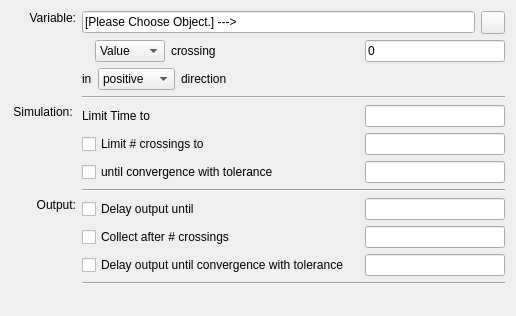
This is copasi/UI/CQCrossSectionTaskWidget.ui in copasi/COPASI as Qt 5 draws it before an edit. The edited form follows.
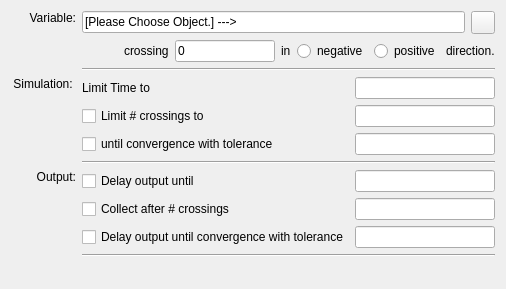
This is the edited form. Custom widgets are drawn as their Qt base class.

Commit message: - change UI of crossection widget and added new variables to the problem

The edit to the form file:
```diff
--- a/copasi/UI/CQCrossSectionTaskWidget.ui
+++ b/copasi/UI/CQCrossSectionTaskWidget.ui
@@ -12,8 +12,8 @@
    <rect>
     <x>0</x>
     <y>0</y>
-    <width>516</width>
-    <height>316</height>
+    <width>495</width>
+    <height>289</height>
    </rect>
   </property>
   <property name="windowTitle">
@@ -71,41 +71,18 @@
            <item>
             <layout class="QHBoxLayout" name="horizontalLayout">
              <item>
-              <spacer name="horizontalSpacer_2">
+              <spacer name="horizontalSpacer">
                <property name="orientation">
                 <enum>Qt::Horizontal</enum>
                </property>
-               <property name="sizeType">
-                <enum>QSizePolicy::Fixed</enum>
-               </property>
                <property name="sizeHint" stdset="0">
                 <size>
-                 <width>13</width>
+                 <width>40</width>
                  <height>20</height>
                 </size>
                </property>
               </spacer>
              </item>
-             <item>
-              <widget class="QComboBox" name="mpCombo1">
-               <property name="minimumSize">
-                <size>
-                 <width>70</width>
-                 <height>20</height>
-                </size>
-               </property>
-               <item>
-                <property name="text">
-                 <string notr="true">Value</string>
-                </property>
-               </item>
-               <item>
-                <property name="text">
-                 <string notr="true">Rate</string>
-                </property>
-               </item>
-              </widget>
-             </item>
              <item>
               <widget class="QLabel" name="label">
                <property name="text">
@@ -113,22 +90,6 @@
                </property>
               </widget>
              </item>
-             <item>
-              <spacer name="horizontalSpacer_9">
-               <property name="orientation">
-                <enum>Qt::Horizontal</enum>
-               </property>
-               <property name="sizeType">
-                <enum>QSizePolicy::Expanding</enum>
-               </property>
-               <property name="sizeHint" stdset="0">
-                <size>
-                 <width>20</width>
-                 <height>20</height>
-                </size>
-               </property>
-              </spacer>
-             </item>
              <item>
               <widget class="QLineEdit" name="mpLineEditValue">
                <property name="sizePolicy">
@@ -139,13 +100,13 @@
                </property>
                <property name="minimumSize">
                 <size>
-                 <width>140</width>
+                 <width>100</width>
                  <height>0</height>
                 </size>
                </property>
                <property name="maximumSize">
                 <size>
-                 <width>140</width>
+                 <width>100</width>
                  <height>16777215</height>
                 </size>
                </property>
@@ -157,10 +118,6 @@
                </property>
               </widget>
              </item>
-            </layout>
-           </item>
-           <item>
-            <layout class="QHBoxLayout" name="horizontalLayout_5">
              <item>
               <widget class="QLabel" name="label_2">
                <property name="text">
@@ -169,47 +126,31 @@
               </widget>
              </item>
              <item>
-              <widget class="QComboBox" name="mpComboDirection">
-               <property name="minimumSize">
-                <size>
-                 <width>70</width>
-                 <height>20</height>
-                </size>
+              <widget class="QRadioButton" name="mpDirectionNegative">
+               <property name="text">
+                <string>negative</string>
                </property>
-               <item>
-                <property name="text">
-                 <string>positive</string>
-                </property>
-               </item>
-               <item>
-                <property name="text">
-                 <string>negative</string>
-                </property>
-               </item>
+              </widget>
+             </item>
+             <item>
+              <widget class="QRadioButton" name="mpDirectionPositive">
+               <property name="text">
+                <string>positive</string>
+               </property>
               </widget>
              </item>
              <item>
               <widget class="QLabel" name="label_3">
                <property name="text">
-                <string>direction</string>
+                <string>direction.</string>
                </property>
               </widget>
              </item>
-             <item>
-              <spacer name="horizontalSpacer">
-               <property name="orientation">
-                <enum>Qt::Horizontal</enum>
-               </property>
-               <property name="sizeHint" stdset="0">
-                <size>
-                 <width>40</width>
-                 <height>20</height>
-                </size>
-               </property>
-              </spacer>
-             </item>
             </layout>
            </item>
+           <item>
+            <layout class="QHBoxLayout" name="horizontalLayout_5"/>
+           </item>
           </layout>
          </item>
          <item>
```
The commit also changes 4 other files.
